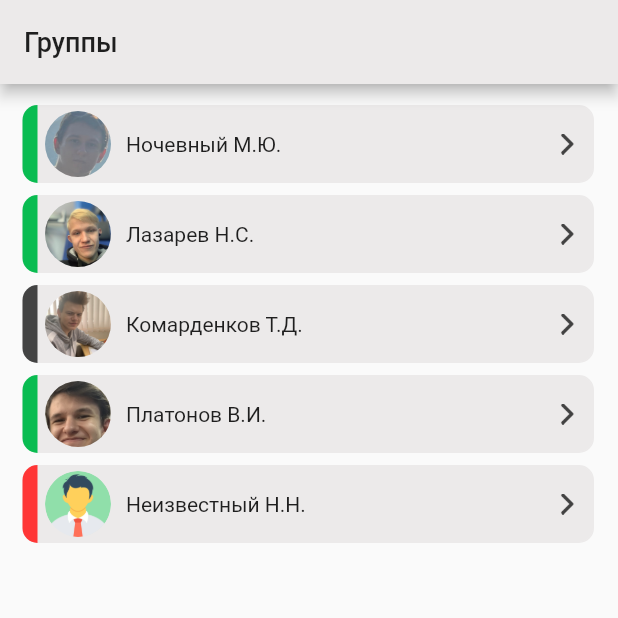
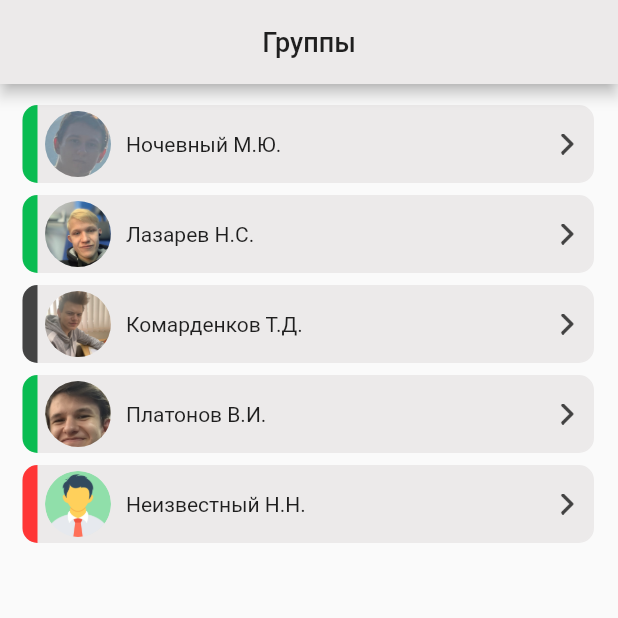
Before and after one commit to Velp6268/AppHealthStatus, a Flutter app: the Group screen opened directly, on a phone screen of 412 x 824 dp, the top half of it. Run offline on Flutter 3.47's test engine with Material 2 defaults, Android fonts, the phone set to English and light mode, and no system bars.

Commit message:
process0.97

```diff
--- a/lib/Frames/Group.dart
+++ b/lib/Frames/Group.dart
@@ -16,10 +16,10 @@ class Group extends StatelessWidget {
 
     return Scaffold(
       appBar: AppBar(
-        automaticallyImplyLeading: false,
-        title: const Text("Группы",
-            style: TextStyle(fontSize: 18, color: Colors.black87)),
-      ),
+          automaticallyImplyLeading: false,
+          title: const Text("Группы",
+              style: TextStyle(fontSize: 18, color: Colors.black87)),
+          centerTitle: true),
       body: Stack(
         children: [
           ///Лист
```
Also changed, not shown: images/nikita.jpg.
